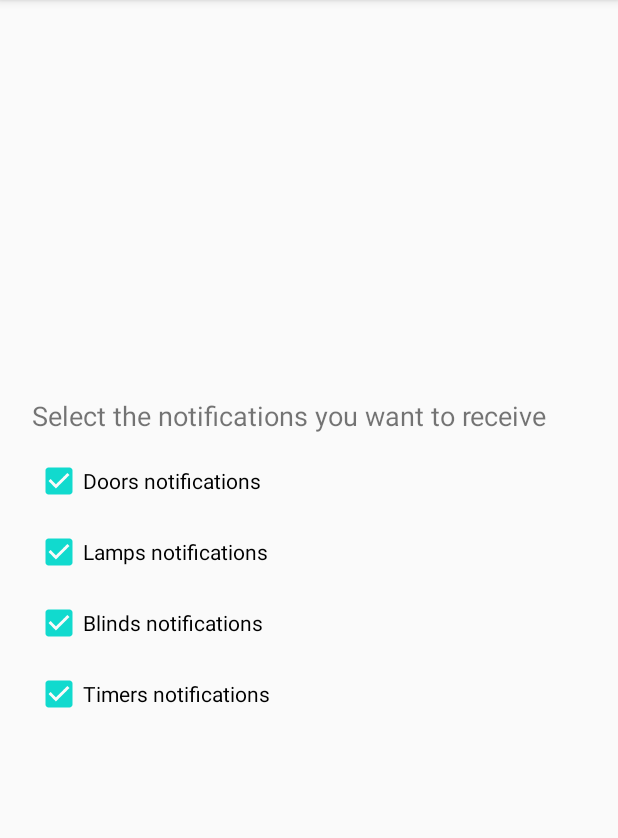
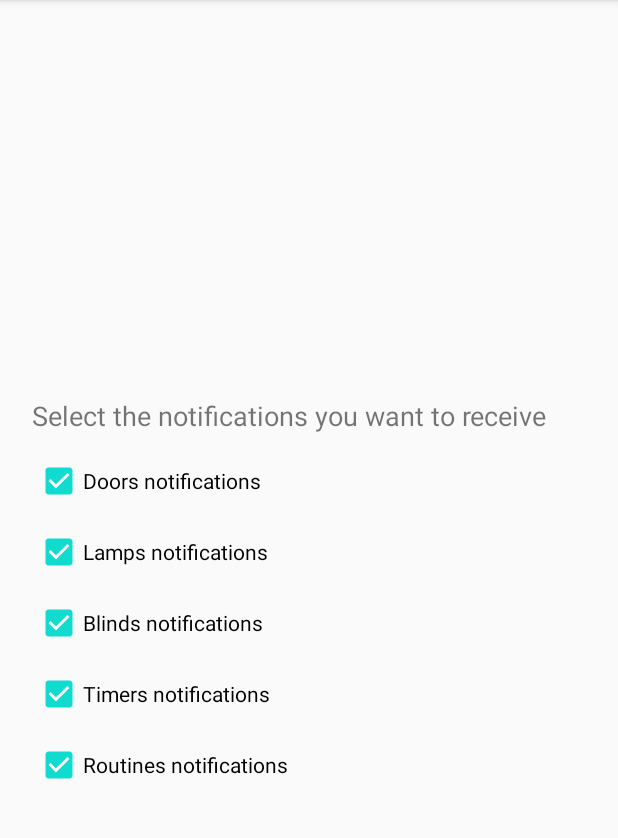
Before and after one commit to nclozza/hci-androidapp, an Android app: the Notifications screen opened directly, with no data from a screen before it, on a phone screen of 412 x 824 dp, the part 84-922 px from its top. Run offline under Robolectric (Android 15) with nearby library versions, the phone set to English and light mode, and no system bars; network calls fail.

Commit message:
Added support to the Notifications menu for Routines

```diff
--- a/app/src/main/java/com/example/tomas/android_app/Notifications.java
+++ b/app/src/main/java/com/example/tomas/android_app/Notifications.java
@@ -17,17 +17,20 @@ public class Notifications extends AppCompatActivity {
         final CheckBox ch2 = findViewById(R.id.checkBox2);
         final CheckBox ch3 = findViewById(R.id.checkBox3);
         final CheckBox ch4 = findViewById(R.id.checkBox4);
+        final CheckBox ch5 = findViewById(R.id.checkBox5);
 
         final SharedPreferences mSettings = getApplication().getSharedPreferences("notifications", 0);
         String blindsNotification = mSettings.getString("blindsNotifications", null);
         String doorNotification = mSettings.getString("doorNotifications", null);
         String lampNotification = mSettings.getString("lampNotifications", null);
         String timerNotification = mSettings.getString("timerNotifications", null);
+        String routinesNotifications = mSettings.getString("routinesNotifications", null);
 
         ch.setChecked(doorNotification.equals("true"));
         ch2.setChecked(lampNotification.equals("true"));
         ch3.setChecked(blindsNotification.equals("true"));
         ch4.setChecked(timerNotification.equals("true"));
+        ch5.setChecked(routinesNotifications.equals("true"));
 
         final SharedPreferences.Editor editor = mSettings.edit();
 
@@ -83,6 +86,19 @@ public class Notifications extends AppCompatActivity {
             }
         });
 
+        ch5.setOnCheckedChangeListener(new CompoundButton.OnCheckedChangeListener() {
+            public void onCheckedChanged(CompoundButton buttonView, boolean isChecked) {
+                if (ch5.isChecked()) {
+                    editor.putString("routinesNotifications", "true");
+                    editor.apply();
+
+                } else {
+                    editor.putString("routinesNotifications", "false");
+                    editor.apply();
+                }
+            }
+        });
+
     }
 
 
--- a/app/src/main/res/layout/noti.xml
+++ b/app/src/main/res/layout/noti.xml
@@ -60,6 +60,14 @@
             android:layout_marginTop="15dp"
             android:text="@string/timer_notification" />
 
+        <CheckBox
+            android:id="@+id/checkBox5"
+            android:layout_width="match_parent"
+            android:layout_height="wrap_content"
+            android:layout_marginStart="15dp"
+            android:layout_marginTop="15dp"
+            android:text="@string/routines_notification" />
+
     </LinearLayout>
 
 </android.support.constraint.ConstraintLayout>
--- a/app/src/main/res/values/strings.xml
+++ b/app/src/main/res/values/strings.xml
@@ -65,5 +65,6 @@
     <string name="lamp_notification">Lamps notifications</string>
     <string name="blinds_notification">Blinds notifications</string>
     <string name="timer_notification">Timers notifications</string>
+    <string name="routines_notification">Routines notifications</string>
 
 </resources>
```
Also changed, not shown: app/src/main/java/com/example/tomas/android_app/MainActivity.java (+5 -2 lines), app/src/main/java/com/example/tomas/android_app/Tab2Routines.java (+7 -1 lines), 1 other file.
